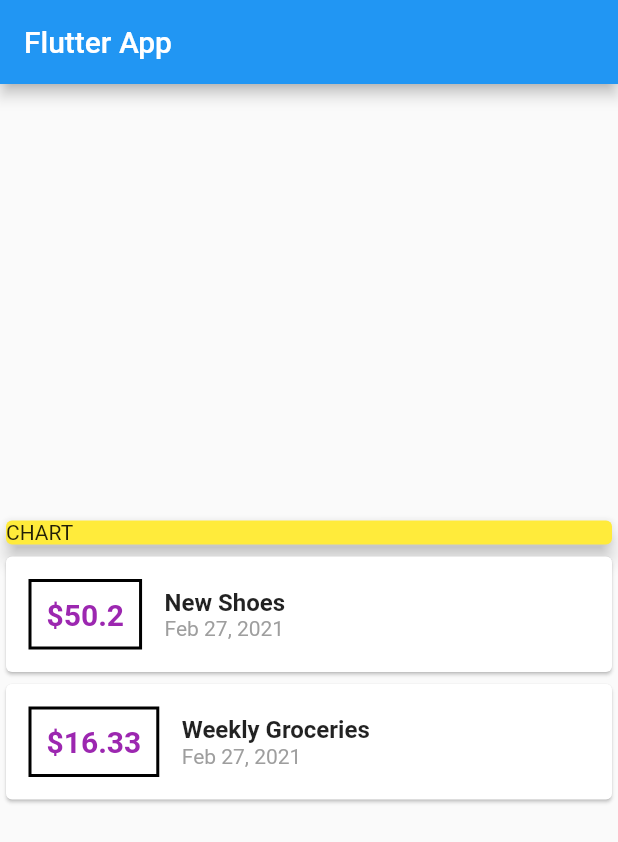
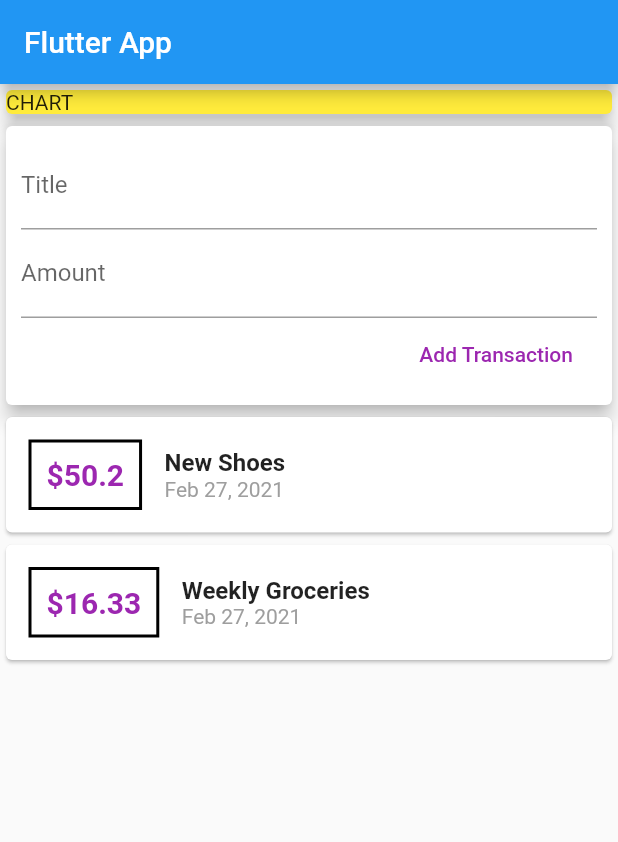
Before and after one commit to mahmoudeid14/ExpensePlannerFlutterApp, a Flutter app: the screen it shows after launch, on a phone screen of 412 x 824 dp. Shown: the top 842 px of the screen. Run offline on Flutter 3.47's test engine with Material 2 defaults, Android fonts, the phone set to English and light mode, and no system bars.

Commit message:
add text input with on change event

```diff
--- a/lib/main.dart
+++ b/lib/main.dart
@@ -29,6 +29,8 @@ class MyHomePage extends StatelessWidget {
       date: DateTime.now(),
     ),
   ];
+  String titleInput;
+  String amountInput;
   @override
   Widget build(BuildContext context) {
     return Scaffold(
@@ -36,7 +38,7 @@ class MyHomePage extends StatelessWidget {
         title: Text('Flutter App'),
       ),
       body: Column(
-        mainAxisAlignment: MainAxisAlignment.center,
+        crossAxisAlignment: CrossAxisAlignment.stretch,
         children: <Widget>[
           Container(
             width: double.infinity,
@@ -44,6 +46,41 @@ class MyHomePage extends StatelessWidget {
               color: Colors.yellow,
               child: Text('CHART'),
               elevation: 5,
+            ),
+          ),
+          Card(
+            elevation: 5,
+            child: Container(
+              padding: EdgeInsets.all(10),
+              child: Column(
+                crossAxisAlignment: CrossAxisAlignment.end,
+                children: [
+                  TextField(
+                    decoration: InputDecoration(
+                      labelText: 'Title',
+                    ),
+                    onChanged: (val) {
+                      titleInput = val;
+                    },
+                  ),
+                  TextField(
+                    decoration: InputDecoration(
+                      labelText: 'Amount',
+                    ),
+                    onChanged: (val) => amountInput = val,
+                  ),
+                  FlatButton(
+                    onPressed: null,
+                    child: Text(
+                      'Add Transaction',
+                      style: TextStyle(
+                        color: Colors.purple,
+                      ),
+                    ),
+                    // textColor: Colors.red,
+                  )
+                ],
+              ),
             ),
           ),
           Column(
```
